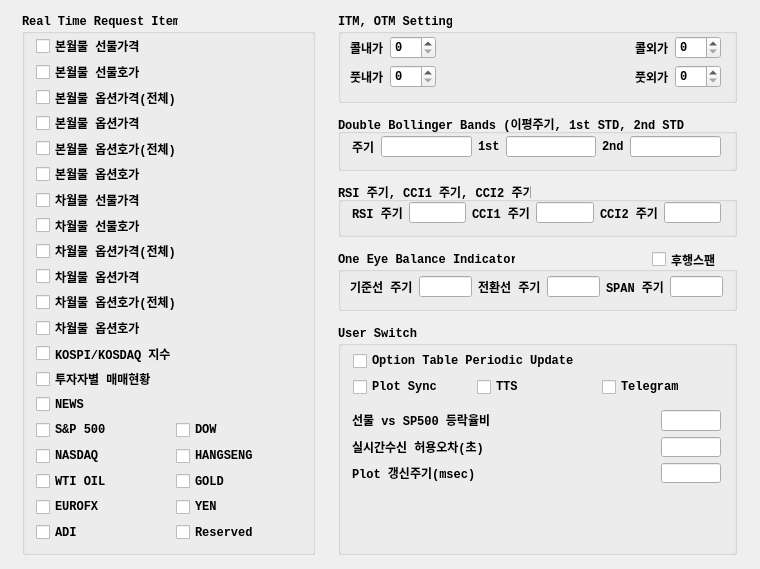
The window that UI/realtimeitem.ui (skygoldfish/SkyBot) describes before a commit, drawn with Qt 5.
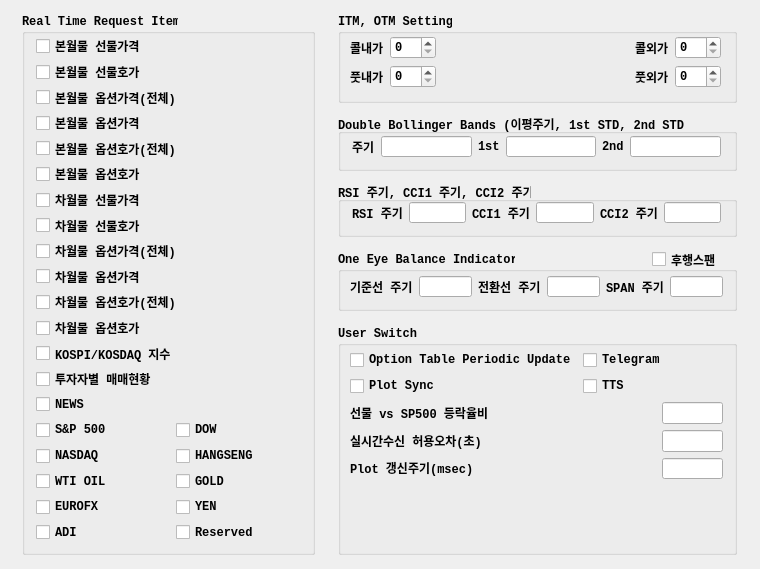
The same window after the commit.

Commit message: 소스정리

What changed in the file:
```diff
--- a/UI/realtimeitem.ui
+++ b/UI/realtimeitem.ui
@@ -649,16 +649,20 @@
    <property name="title">
     <string>User Switch</string>
    </property>
-   <widget class="QWidget" name="layoutWidget">
+   <widget class="QWidget" name="">
     <property name="geometry">
      <rect>
-      <x>15</x>
-      <y>25</y>
-      <width>367</width>
-      <height>48</height>
+      <x>12</x>
+      <y>24</y>
+      <width>373</width>
+      <height>129</height>
      </rect>
     </property>
-    <layout class="QVBoxLayout" name="verticalLayout_3">
+    <layout class="QVBoxLayout" name="verticalLayout_8">
+     <item>
+      <layout class="QHBoxLayout" name="horizontalLayout_10">
+       <item>
+        <layout class="QVBoxLayout" name="verticalLayout_7">
      <item>
       <widget class="QCheckBox" name="checkBox_periodic_plot">
        <property name="text">
@@ -667,21 +671,16 @@
       </widget>
      </item>
      <item>
-      <layout class="QHBoxLayout" name="horizontalLayout_10">
-       <item>
         <widget class="QCheckBox" name="checkBox_plot_sync">
          <property name="text">
           <string>Plot Sync</string>
          </property>
         </widget>
        </item>
-       <item>
-        <widget class="QCheckBox" name="checkBox_tts">
-         <property name="text">
-          <string>TTS</string>
-         </property>
-        </widget>
+        </layout>
        </item>
+       <item>
+        <layout class="QVBoxLayout" name="verticalLayout_3">
        <item>
         <widget class="QCheckBox" name="checkBox_telegram">
          <property name="text">
@@ -689,19 +688,18 @@
          </property>
         </widget>
        </item>
-      </layout>
-     </item>
-    </layout>
-   </widget>
-   <widget class="QWidget" name="">
-    <property name="geometry">
-     <rect>
-      <x>14</x>
-      <y>84</y>
-      <width>369</width>
-      <height>73</height>
-     </rect>
-    </property>
+         <item>
+          <widget class="QCheckBox" name="checkBox_tts">
+           <property name="text">
+            <string>TTS</string>
+           </property>
+          </widget>
+         </item>
+        </layout>
+       </item>
+      </layout>
+     </item>
+     <item>
     <layout class="QHBoxLayout" name="horizontalLayout" stretch="10,2">
      <item>
       <layout class="QVBoxLayout" name="verticalLayout_5">
@@ -771,6 +769,8 @@
           <set>Qt::AlignRight|Qt::AlignTrailing|Qt::AlignVCenter</set>
          </property>
         </widget>
+         </item>
+        </layout>
        </item>
       </layout>
      </item>
```
Lines whose indentation alone changed are shown as unchanged. The commit also changes 1 other file.
